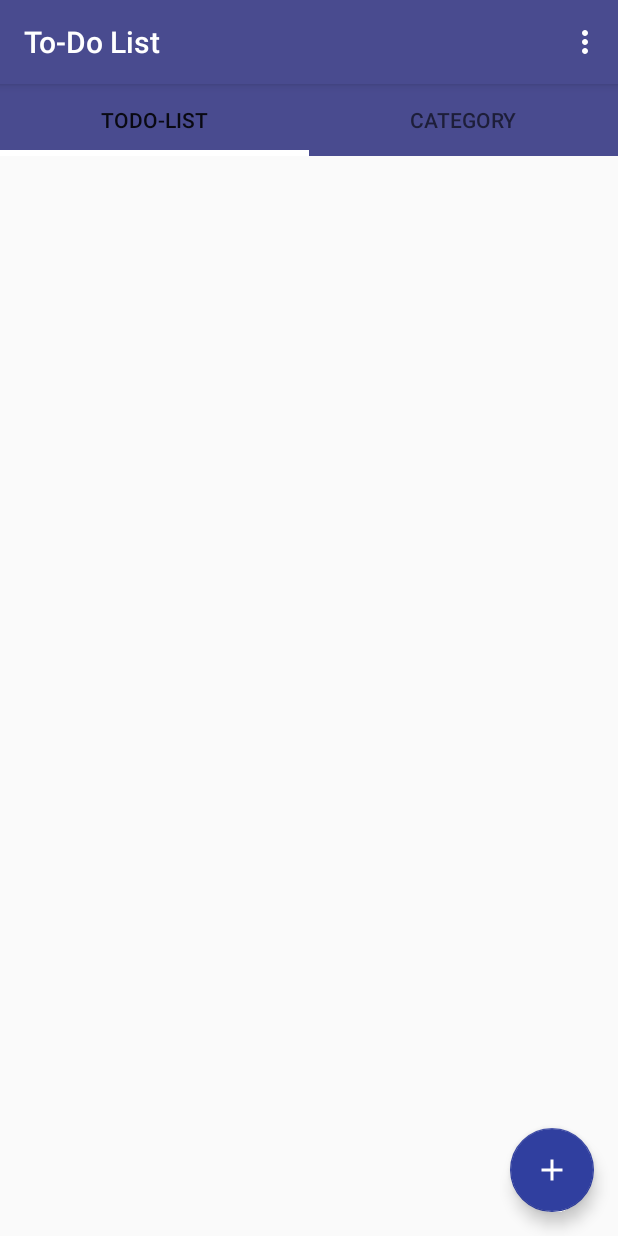
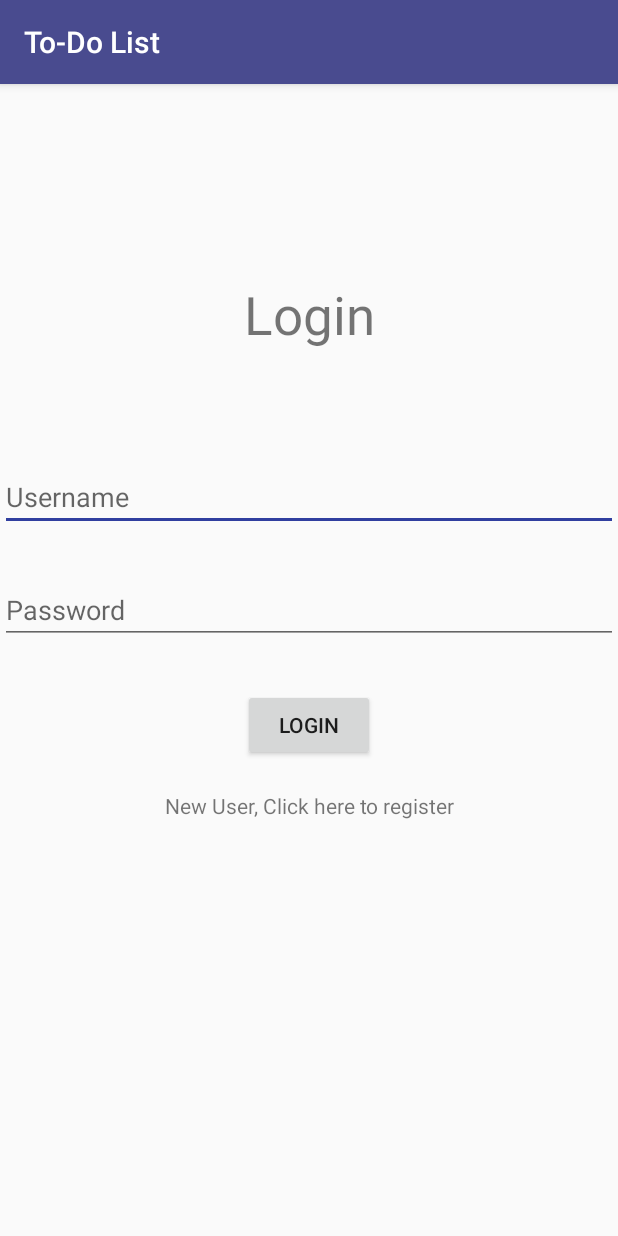
Before and after one commit to deepak-sen/ToDo_App, an Android app: the screen it shows after launch (MainActivity before the commit, LoginActivity after it), on a phone screen of 412 x 824 dp. Run offline under Robolectric (Android 15) with nearby library versions, the phone set to English and light mode, and no system bars; our stand-ins replace Room's generated code.

Commit message:
logger pushed to login_register

```diff
--- a/app/build.gradle
+++ b/app/build.gradle
@@ -32,8 +32,10 @@ dependencies {
 
     def room_version = "2.2.5"
 
+
     implementation "androidx.room:room-runtime:$room_version"
     annotationProcessor "androidx.room:room-compiler:$room_version"
+    //noinspection GradleCompatible
     implementation 'com.android.support:design:27.0.2'
     implementation 'androidx.lifecycle:lifecycle-extensions:2.2.0'
 
--- a/app/src/main/java/com/example/todomvvm/addedittask/AddEditTaskActivity.java
+++ b/app/src/main/java/com/example/todomvvm/addedittask/AddEditTaskActivity.java
@@ -64,7 +64,6 @@ public class AddEditTaskActivity extends AppCompatActivity implements DatePicker
         setContentView(R.layout.activity_add_edit_task);
 
 
-
         initViews();
 
         if (savedInstanceState != null && savedInstanceState.containsKey(INSTANCE_TASK_ID)) {
@@ -103,6 +102,8 @@ public class AddEditTaskActivity extends AppCompatActivity implements DatePicker
         outState.putInt(INSTANCE_TASK_ID, mTaskId);
         super.onSaveInstanceState(outState);
     }
+
+
 
 
     /**
@@ -194,6 +195,7 @@ public class AddEditTaskActivity extends AppCompatActivity implements DatePicker
         setPriorityInViews(task.getPriority());
         datetext.setText(task.getTaskd());
 
+
     }
 
     /**
--- /dev/null
+++ b/app/src/main/java/com/example/todomvvm/database/LoginDatabase.java
@@ -0,0 +1,38 @@
+package com.example.todomvvm.database;
+
+
+import android.content.Context;
+import android.provider.CalendarContract;
+
+import androidx.room.Database;
+import androidx.room.Room;
+import androidx.room.RoomDatabase;
+import androidx.room.TypeConverters;
+
+
+
+@Database(entities = {UsernamePassword.class},version = 1)
+@TypeConverters({DateConverter.class})
+public abstract class LoginDatabase extends RoomDatabase {
+
+    private static LoginDatabase INSTANCE = null;
+
+    public abstract RoomDAO getRoomDAO();
+
+    public static LoginDatabase geLoginDatabase(Context context){
+
+        if(INSTANCE==null){
+            INSTANCE = Room.databaseBuilder(context.getApplicationContext(),LoginDatabase.class,"users")
+                    .allowMainThreadQueries()
+                    .build();
+        }
+
+        return INSTANCE;
+
+    }
+
+    public static void destroyInstance(){
+        INSTANCE = null;
+    }
+
+}
--- /dev/null
+++ b/app/src/main/java/com/example/todomvvm/database/RoomDAO.java
@@ -0,0 +1,32 @@
+package com.example.todomvvm.database;
+
+import androidx.lifecycle.LiveData;
+import androidx.room.Dao;
+import androidx.room.Delete;
+import androidx.room.Insert;
+import androidx.room.OnConflictStrategy;
+import androidx.room.Query;
+import androidx.room.Update;
+
+import java.util.List;
+
+@Dao
+public interface RoomDAO {
+
+    @Insert
+    public void Insert(UsernamePassword... usernamePasswords);
+
+    @Update
+    public void Update(UsernamePassword... usernamePasswords);
+
+    @Delete
+    public void Delete(UsernamePassword usernamePassword);
+
+    @Query("Select * from login where usename = :username")
+    public UsernamePassword getUserwithUsername(String username);
+
+    @Query("Select * from login where isloggedIn = 1")
+    public UsernamePassword getLoggedInUser();
+
+
+}
--- a/app/src/main/java/com/example/todomvvm/database/TaskDao.java
+++ b/app/src/main/java/com/example/todomvvm/database/TaskDao.java
@@ -12,6 +12,7 @@ import java.util.List;
 
 @Dao
 public interface TaskDao {
+
 
     @Query("select * from task order by priority")
     LiveData<List<TaskEntry>> loadAllTasks();
@@ -28,4 +29,6 @@ public interface TaskDao {
     @Query("Select * from task where id =:taskId")
     LiveData<TaskEntry> loadTAskById(int taskId);
 
+
+
 }
--- /dev/null
+++ b/app/src/main/java/com/example/todomvvm/tasks/LoginActivity.java
@@ -0,0 +1,91 @@
+package com.example.todomvvm.tasks;
+
+import android.content.Intent;
+import android.os.Bundle;
+
+import android.view.View;
+import android.widget.Button;
+import android.widget.EditText;
+import android.widget.TextView;
+import android.widget.Toast;
+
+import androidx.appcompat.app.AppCompatActivity;
+
+import com.example.todomvvm.R;
+import com.example.todomvvm.database.LoginDatabase;
+
+import com.example.todomvvm.database.RoomDAO;
+import com.example.todomvvm.database.UsernamePassword;
+
+public class LoginActivity extends AppCompatActivity {
+
+    private EditText user,pass;
+    private Button login;
+    private TextView register;
+    private LoginDatabase loginDatabase;
+
+    @Override
+    protected void onCreate(Bundle savedInstanceState) {
+        super.onCreate(savedInstanceState);
+        setContentView(R.layout.activity_login);
+
+        user = findViewById(R.id.editText);
+        pass = findViewById(R.id.editText2);
+        login = findViewById(R.id.button);
+        register = findViewById(R.id.register);
+
+        loginDatabase = LoginDatabase.geLoginDatabase(LoginActivity.this);
+
+        RoomDAO roomDAO = loginDatabase.getRoomDAO();
+        UsernamePassword temp = roomDAO.getLoggedInUser();
+        if(temp!=null){
+            Intent intent = new Intent(LoginActivity.this, MainActivity.class);
+            startActivity(intent);
+            finish();
+        }
+
+
+        login.setOnClickListener(new View.OnClickListener() {
+            @Override
+            public void onClick(View v) {
+                loginUser(user.getText().toString().trim(),pass.getText().toString().trim());
+            }
+        });
+
+        register.setOnClickListener(new View.OnClickListener() {
+            @Override
+            public void onClick(View v) {
+                Intent intent = new Intent(LoginActivity.this,Register.class);
+                startActivity(intent);
+                finish();
+            }
+        });
+
+    }
+
+
+
+    public void loginUser(String user, String pass){
+
+        RoomDAO roomDAO = loginDatabase.getRoomDAO();
+        UsernamePassword temp = roomDAO.getUserwithUsername(user);
+        //Toast.makeText(this, temp.getPassword(), Toast.LENGTH_SHORT).show();
+        if(temp==null){
+            Toast.makeText(LoginActivity.this,"Invalid username", Toast.LENGTH_SHORT).show();
+        }
+        else{
+            if(temp.getPassword().equals(pass)){
+                temp.setIsloggedIn(1);
+                roomDAO.Update(temp);
+                LoginDatabase.destroyInstance();
+                Intent intent = new Intent(LoginActivity.this,MainActivity.class);
+                startActivity(intent);
+                finish();
+            }
+            else{
+                Toast.makeText(LoginActivity.this,"Invalid Password", Toast.LENGTH_SHORT).show();
+            }
+        }
+
+    }
+}
--- /dev/null
+++ b/app/src/main/res/layout/activity_login.xml
@@ -0,0 +1,58 @@
+<?xml version="1.0" encoding="utf-8"?>
+<RelativeLayout xmlns:android="http://schemas.android.com/apk/res/android"
+    xmlns:app="http://schemas.android.com/apk/res-auto"
+    xmlns:tools="http://schemas.android.com/tools"
+    android:layout_width="match_parent"
+    android:layout_height="match_parent"
+    tools:context=".tasks.LoginActivity">
+
+
+    <TextView
+        android:id="@+id/login"
+        android:layout_width="match_parent"
+        android:layout_height="wrap_content"
+        android:layout_marginTop="130dp"
+        android:layout_marginBottom="75dp"
+        android:textSize="35dp"
+        android:textAlignment="center"
+        android:text="Login" />
+
+    <EditText
+        android:id="@+id/editText"
+        android:layout_width="match_parent"
+        android:layout_height="wrap_content"
+        android:layout_marginBottom="30dp"
+        android:ems="10"
+        android:layout_below="@id/login"
+        android:inputType="textPersonName"
+        android:hint="Username" />
+
+    <EditText
+        android:id="@+id/editText2"
+        android:layout_width="match_parent"
+        android:layout_height="wrap_content"
+        android:layout_below="@id/editText"
+        android:layout_marginBottom="30dp"
+        android:ems="10"
+        android:inputType="textPassword"
+        android:hint="Password"/>
+
+    <Button
+        android:id="@+id/button"
+        android:layout_width="wrap_content"
+        android:layout_height="wrap_content"
+        android:layout_below="@id/editText2"
+        android:layout_centerHorizontal="true"
+        android:text="Login" />
+
+    <TextView
+        android:id="@+id/register"
+        android:layout_width="match_parent"
+        android:layout_height="wrap_content"
+        android:layout_below="@id/button"
+        android:layout_marginTop="20dp"
+        android:textAlignment="center"
+        android:text="New User, Click here to register"/>
+
+
+</RelativeLayout>
--- a/app/src/main/res/layout/task_layout.xml
+++ b/app/src/main/res/layout/task_layout.xml
@@ -3,11 +3,13 @@
     xmlns:tools="http://schemas.android.com/tools"
     android:layout_width="match_parent"
     android:layout_height="wrap_content"
+
     android:orientation="horizontal"
     android:paddingBottom="8dp"
     android:paddingLeft="@dimen/activity_horizontal_margin"
     android:paddingRight="@dimen/activity_horizontal_margin"
     android:paddingTop="8dp">
+
 
     <LinearLayout
         android:layout_width="0dp"
@@ -67,4 +69,5 @@
         android:textColor="@android:color/primary_text_light"
         tools:text="1" />
 
+
 </LinearLayout>
```
Also changed, not shown: app/src/main/AndroidManifest.xml (+5 -5 lines), app/src/main/java/com/example/todomvvm/database/UsernamePassword.java (added, +42 -0 lines), app/src/main/java/com/example/todomvvm/tasks/MainActivity.java (+25 -0 lines), app/src/main/java/com/example/todomvvm/tasks/Register.java (added, +78 -0 lines), app/src/main/java/com/example/todomvvm/tasks/SplashScreen.java (added, +31 -0 lines), app/src/main/res/layout/activity_register.xml (added, +71 -0 lines), app/src/main/res/layout/activity_splash_screen.xml (added, +28 -0 lines), app/src/main/res/drawable/blueback.jpg (added).
